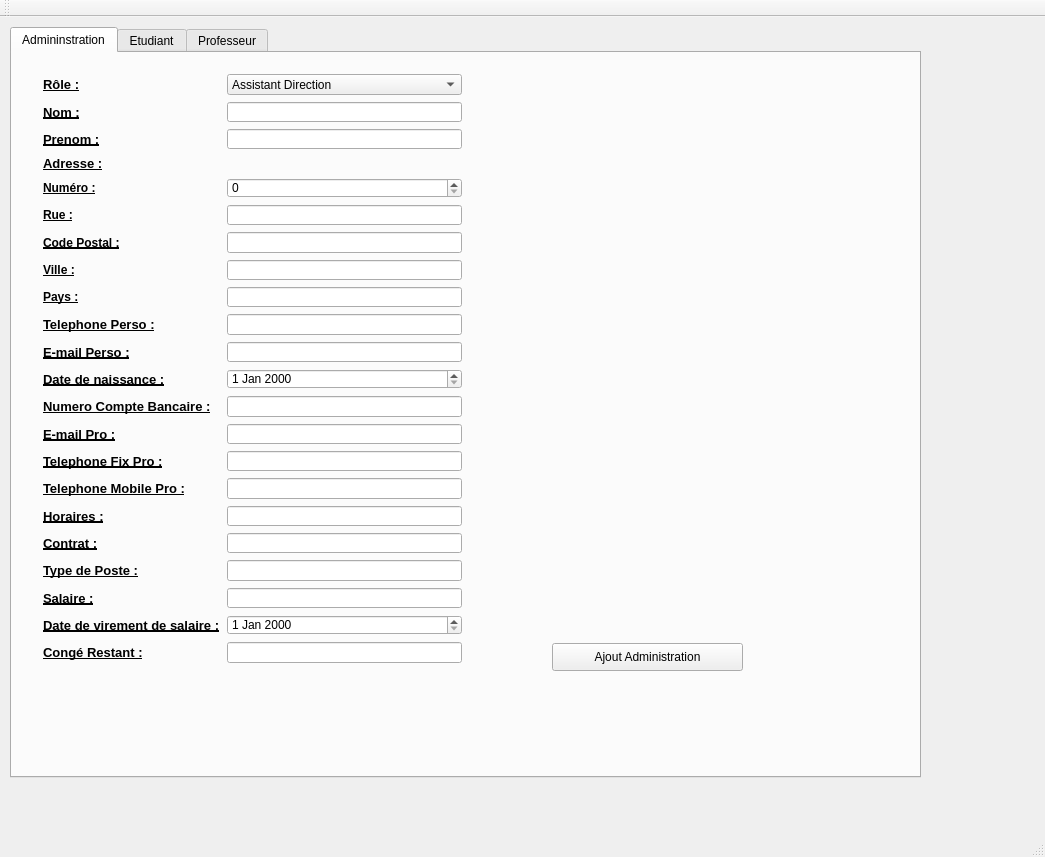
The window that AppObjetQT/mainwindow.ui (Mrgove10/AppliObjetVS) describes before a commit, drawn with Qt 5.
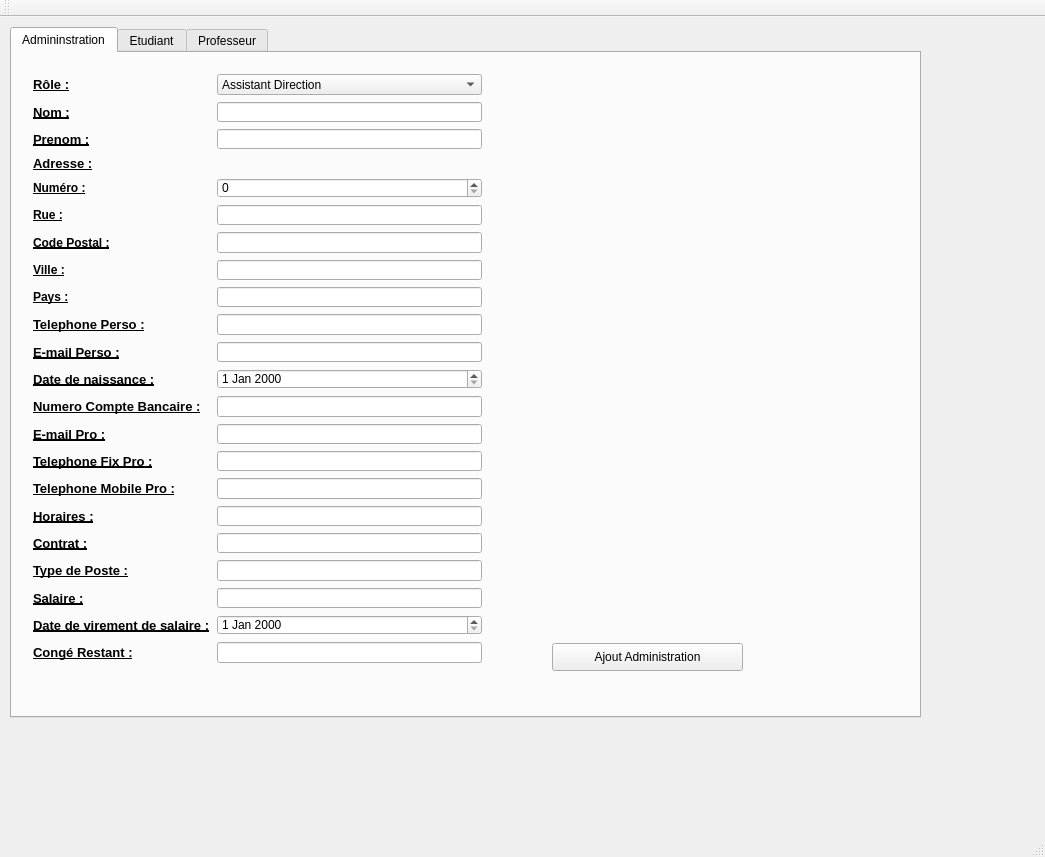
The same window after the commit. The open tabs and pages were chosen to show the change. Icons and pictures are not drawn.

```diff
--- a/AppObjetQT/mainwindow.ui
+++ b/AppObjetQT/mainwindow.ui
@@ -20,7 +20,7 @@
       <x>10</x>
       <y>10</y>
       <width>911</width>
-      <height>751</height>
+      <height>691</height>
      </rect>
     </property>
     <property name="currentIndex">
@@ -33,9 +33,9 @@
      <widget class="QWidget" name="gridLayoutWidget_3">
       <property name="geometry">
        <rect>
-        <x>20</x>
+        <x>10</x>
         <y>10</y>
-        <width>441</width>
+        <width>471</width>
         <height>611</height>
        </rect>
       </property>
```
Left out of the diff: 2 changed lines with no effect on the pictures.
